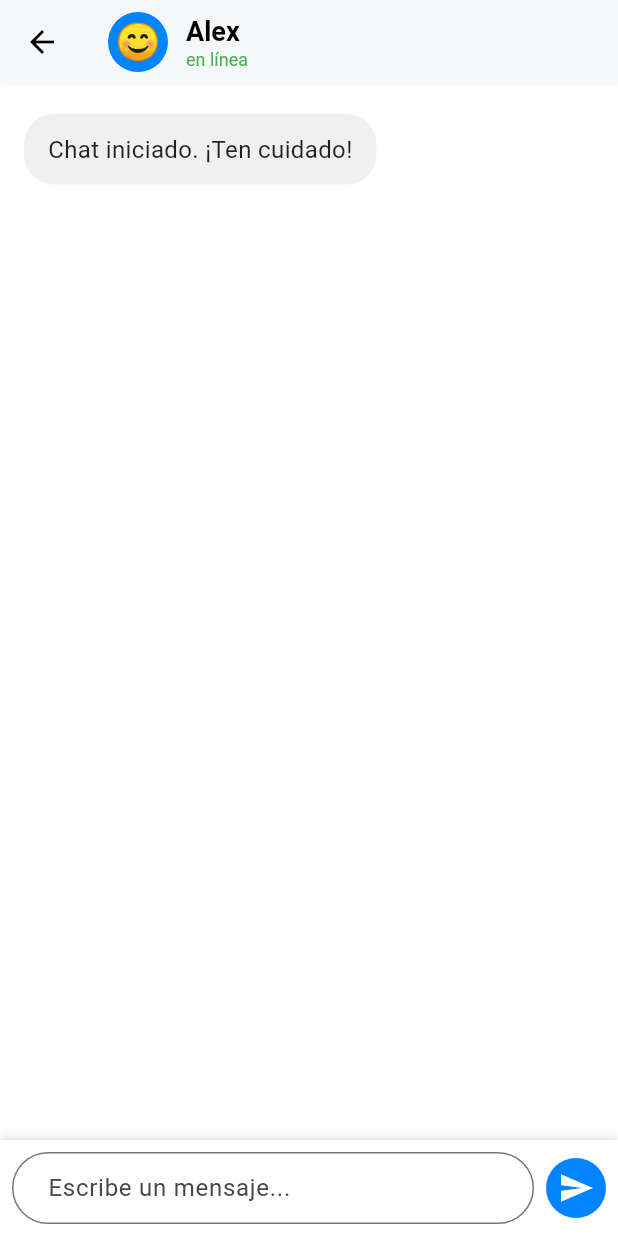
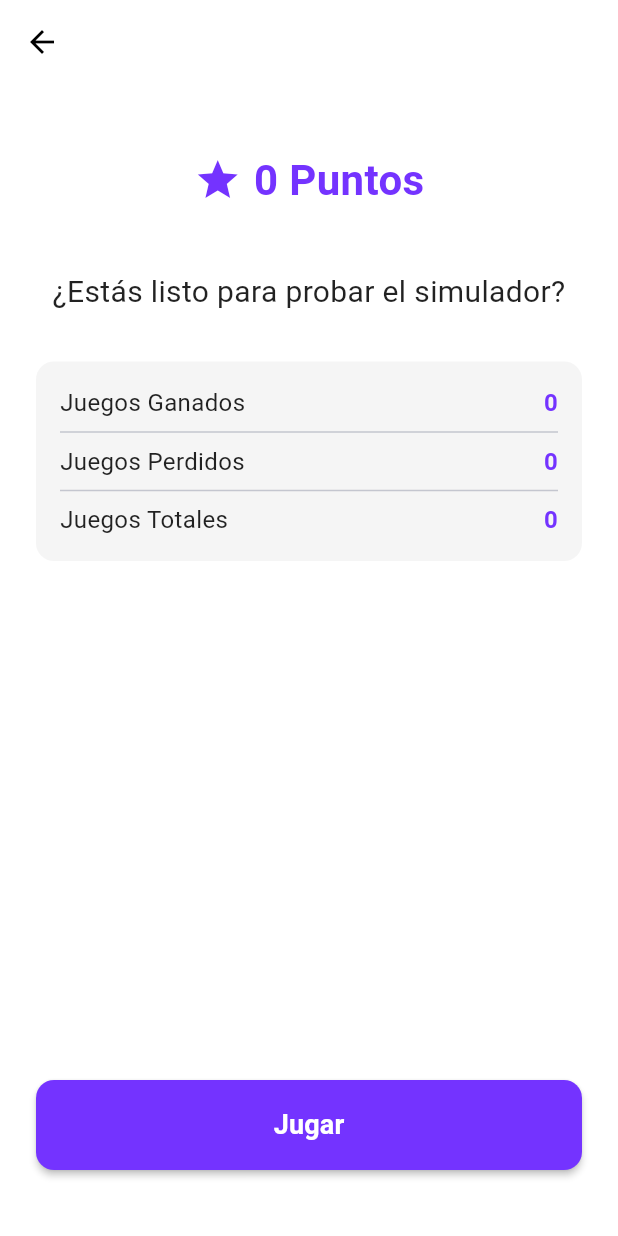
Before and after one commit to jdseguraz/guardian_kids_app_ciber_paz_hackaton, a Flutter app: the screen it shows after launch, after a tap on "Probar Módulo Hijo", on a phone screen of 412 x 824 dp. Run offline on Flutter 3.47's test engine with Material 3 defaults, Android fonts, the phone set to English and light mode, and no system bars; our stand-ins replace shared_preferences.

Commit message:
profile page mostrar puntajes

```diff
--- a/lib/core/localization/en.dart
+++ b/lib/core/localization/en.dart
@@ -33,4 +33,17 @@ const Map<String, String> en = {
   'play_again': 'Play Again',
   'go_back': 'Go Back',
   'online': 'online',
+  'you_won': 'You Won!',
+  'you_won_message': 'Great! You didn\'t fall into the trap!',
+  'safety_tip': 'Safety Tip',
+  'points_earned': 'Points earned',
+
+  // Profile
+  'profile': 'Profile',
+  'points': 'Points',
+  'games_won': 'Games Won',
+  'games_lost': 'Games Lost',
+  'total_games': 'Total Games',
+  'enter_simulator': 'Enter Simulator',
+  'your_stats': 'Your Stats',
 };
--- a/lib/core/localization/es.dart
+++ b/lib/core/localization/es.dart
@@ -33,4 +33,17 @@ const Map<String, String> es = {
   'play_again': 'Jugar de Nuevo',
   'go_back': 'Volver',
   'online': 'en línea',
+  'you_won': '¡Ganaste!',
+  'you_won_message': '¡Excelente! No caíste en la trampa!',
+  'safety_tip': 'Consejo de Seguridad',
+  'points_earned': 'Puntos ganados',
+
+  // Profile
+  'profile': 'Perfil',
+  'points': 'Puntos',
+  'games_won': 'Juegos Ganados',
+  'games_lost': 'Juegos Perdidos',
+  'total_games': 'Juegos Totales',
+  'enter_simulator': 'Entrar al Simulador',
+  'your_stats': 'Tus Estadísticas',
 };
--- a/lib/main.dart
+++ b/lib/main.dart
@@ -2,6 +2,7 @@ import 'package:flutter/material.dart';
 import 'package:flutter_localizations/flutter_localizations.dart';
 import 'package:ciber_paz_guardian_kids/core/localization/app_localizations.dart';
 import 'package:ciber_paz_guardian_kids/providers/language_provider.dart';
+import 'package:ciber_paz_guardian_kids/providers/profile_provider.dart';
 import 'package:ciber_paz_guardian_kids/screens/home_screen.dart';
 import 'package:provider/provider.dart';
 
@@ -16,7 +17,8 @@ class MyApp extends StatelessWidget {
   Widget build(BuildContext context) {
     return MultiProvider(
       providers: [
-        ChangeNotifierProvider(create: (_) => LanguageProvider()), // Provider de idioma
+        ChangeNotifierProvider(create: (_) => LanguageProvider()),
+        ChangeNotifierProvider(create: (_) => ProfileProvider()),
       ],
       child: Consumer<LanguageProvider>(
         builder: (context, languageProvider, child) {
--- /dev/null
+++ b/lib/models/user_profile.dart
@@ -0,0 +1,46 @@
+class UserProfile {
+  final String name;
+  final int points;
+  final int gamesWon;
+  final int gamesLost;
+  final int totalGames;
+
+  UserProfile({
+    required this.name,
+    required this.points,
+    required this.gamesWon,
+    required this.gamesLost,
+  }) : totalGames = gamesWon + gamesLost;
+
+  Map<String, dynamic> toJson() {
+    return {
+      'name': name,
+      'points': points,
+      'gamesWon': gamesWon,
+      'gamesLost': gamesLost,
+    };
+  }
+
+  factory UserProfile.fromJson(Map<String, dynamic> json) {
+    return UserProfile(
+      name: json['name'] ?? 'Usuario',
+      points: json['points'] ?? 0,
+      gamesWon: json['gamesWon'] ?? 0,
+      gamesLost: json['gamesLost'] ?? 0,
+    );
+  }
+
+  UserProfile copyWith({
+    String? name,
+    int? points,
+    int? gamesWon,
+    int? gamesLost,
+  }) {
+    return UserProfile(
+      name: name ?? this.name,
+      points: points ?? this.points,
+      gamesWon: gamesWon ?? this.gamesWon,
+      gamesLost: gamesLost ?? this.gamesLost,
+    );
+  }
+}
--- a/lib/screens/home_screen.dart
+++ b/lib/screens/home_screen.dart
@@ -2,7 +2,7 @@ import 'package:flutter/material.dart';
 import 'package:provider/provider.dart';
 import '../core/localization/app_localizations.dart';
 import '../providers/language_provider.dart';
-import 'chat_screen.dart';
+import 'profile_screen.dart';
 
 class HomeScreen extends StatelessWidget {
   const HomeScreen({super.key});
@@ -180,7 +180,7 @@ class HomeScreen extends StatelessWidget {
                       Navigator.push(
                         context,
                         MaterialPageRoute(
-                          builder: (context) => const ChatScreen(),
+                          builder: (context) => const ProfileScreen(),
                         ),
                       );
                     },
--- /dev/null
+++ b/lib/screens/profile_screen.dart
@@ -0,0 +1,159 @@
+import 'package:flutter/material.dart';
+import 'package:provider/provider.dart';
+import '../core/localization/app_localizations.dart';
+import '../providers/profile_provider.dart';
+import 'chat_screen.dart';
+
+class ProfileScreen extends StatelessWidget {
+  const ProfileScreen({super.key});
+
+  @override
+  Widget build(BuildContext context) {
+    final localizations = AppLocalizations.of(context);
+    final profileProvider = Provider.of<ProfileProvider>(context);
+    final profile = profileProvider.profile;
+
+    return Scaffold(
+      backgroundColor: Colors.white,
+      appBar: AppBar(
+        backgroundColor: Colors.white,
+        elevation: 0,
+        leading: IconButton(
+          icon: const Icon(Icons.arrow_back, color: Colors.black),
+          onPressed: () => Navigator.pop(context),
+        ),
+      ),
+      body: SafeArea(
+        child: Padding(
+          padding: const EdgeInsets.all(24.0),
+          child: Column(
+            crossAxisAlignment: CrossAxisAlignment.center,
+            children: [
+              const SizedBox(height: 20),
+
+              // Puntos
+              Row(
+                mainAxisAlignment: MainAxisAlignment.center,
+                children: [
+                  const Icon(
+                    Icons.star,
+                    color: Color(0xFF7433FF),
+                    size: 32,
+                  ),
+                  const SizedBox(width: 8),
+                  Text(
+                    '${profile.points} ${localizations.translate('points')}',
+                    style: const TextStyle(
+                      fontSize: 28,
+                      fontWeight: FontWeight.bold,
+                      color: Color(0xFF7433FF),
+                    ),
+                  ),
+                ],
+              ),
+
+              const SizedBox(height: 40),
+
+              // Mensaje
+              Text(
+                '¿Estás listo para probar el simulador?',
+                style: const TextStyle(
+                  fontSize: 20,
+                  color: Colors.black87,
+                ),
+                textAlign: TextAlign.center,
+              ),
+
+              const SizedBox(height: 32),
+
+              // Estadísticas simples
+              Container(
+                padding: const EdgeInsets.all(16),
+                decoration: BoxDecoration(
+                  color: Colors.grey[100],
+                  borderRadius: BorderRadius.circular(12),
+                ),
+                child: Column(
+                  children: [
+                    _buildStatRow(
+                      localizations.translate('games_won'),
+                      '${profile.gamesWon}',
+                    ),
+                    const Divider(height: 16),
+                    _buildStatRow(
+                      localizations.translate('games_lost'),
+                      '${profile.gamesLost}',
+                    ),
+                    const Divider(height: 16),
+                    _buildStatRow(
+                      localizations.translate('total_games'),
+                      '${profile.totalGames}',
+                    ),
+                  ],
+                ),
+              ),
+
+              const Spacer(),
+
+              // Botón Jugar
+              SizedBox(
+                width: double.infinity,
+                height: 60,
+                child: ElevatedButton(
+                  onPressed: () {
+                    Navigator.push(
+                      context,
+                      MaterialPageRoute(
+                        builder: (context) => const ChatScreen(),
+                      ),
+                    );
+                  },
+                  style: ElevatedButton.styleFrom(
+                    backgroundColor: const Color(0xFF7433FF),
+                    foregroundColor: Colors.white,
+                    elevation: 2,
+                    shape: RoundedRectangleBorder(
+                      borderRadius: BorderRadius.circular(12),
+                    ),
+                  ),
+                  child: const Text(
+                    'Jugar',
+                    style: TextStyle(
+                      fontSize: 18,
+                      fontWeight: FontWeight.bold,
+                    ),
+                  ),
+                ),
+              ),
+
+              const SizedBox(height: 20),
+            ],
+          ),
+        ),
+      ),
+    );
+  }
+
+  Widget _buildStatRow(String title, String value) {
+    return Row(
+      mainAxisAlignment: MainAxisAlignment.spaceBetween,
+      children: [
+        Text(
+          title,
+          style: const TextStyle(
+            fontSize: 16,
+            color: Colors.black87,
+          ),
+        ),
+        Text(
+          value,
+          style: const TextStyle(
+            fontSize: 16,
+            fontWeight: FontWeight.bold,
+            color: Color(0xFF7433FF),
+          ),
+        ),
+      ],
+    );
+  }
+}
```
Also changed, not shown: lib/providers/profile_provider.dart (added, +59 -0 lines), lib/screens/chat_screen.dart (+137 -3 lines), lib/services/openai_service.dart (+32 -25 lines).
